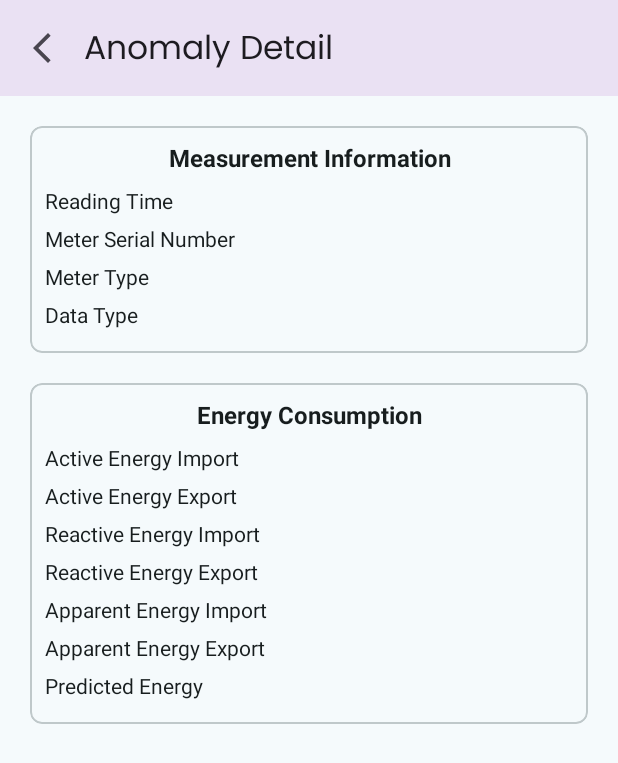
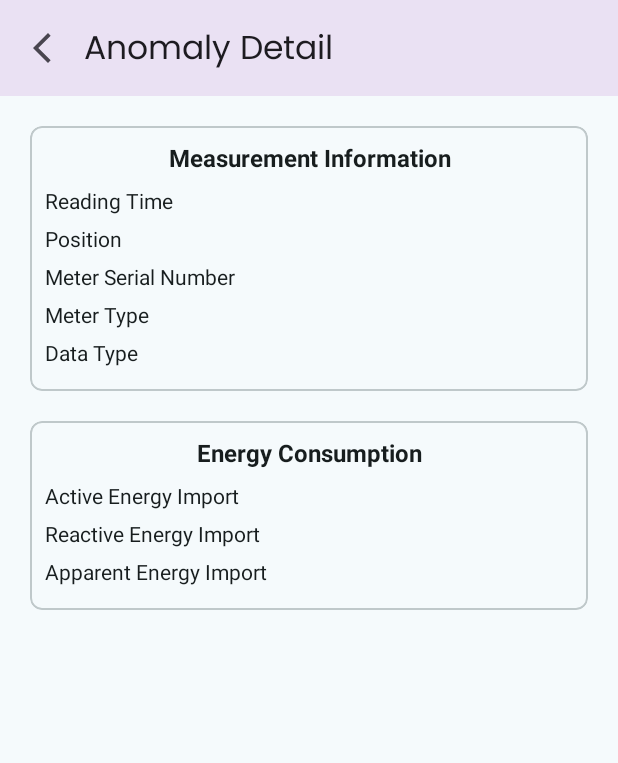
Before and after one commit to Evomo-PowerSmart/PowerSmart-android, an Android app built with Jetpack Compose: the AnomalyDetailFragment screen opened through its navigation route, on a phone screen of 412 x 824 dp. Shown: the top 763 px of the screen. Run offline under Robolectric (Android 15) with nearby library versions, the phone set to English and light mode, and no system bars; our stand-ins replace Dagger/Hilt's generated code, Firebase (no records; nobody signed in at launch, a user with empty details on screens opened directly), Timber; 4 statements that could not run were skipped.

Commit message:
refactoring and rapihin

```diff
--- a/app/src/main/java/com/evomo/powersmart/ui/screen/home/HomeFragment.kt
+++ b/app/src/main/java/com/evomo/powersmart/ui/screen/home/HomeFragment.kt
@@ -57,6 +57,7 @@ import com.evomo.powersmart.ui.utils.toDateString
 import com.evomo.powersmart.ui.utils.toTimestamp
 import dagger.hilt.android.AndroidEntryPoint
 import kotlinx.coroutines.flow.collectLatest
+import timber.log.Timber
 
 @AndroidEntryPoint
 class HomeFragment : Fragment() {
@@ -183,7 +184,7 @@ class HomeFragment : Fragment() {
                                 RealtimeBox(
                                     isLoading = state.isRealtimeDataLoading,
                                     location = state.selectedLocation.display,
-                                    lastUpdated = state.lastUpdateTime ?: "No data available yet",
+                                    lastUpdated = if (state.lastUpdateTime != null) "${state.lastUpdateTime} WIB" else "No data available yet",
                                     unitDetail = "Daya Per Hour",
                                     value = state.activeEnergyImport / 1000.0,
                                     unit = "kWh",
@@ -243,10 +244,11 @@ class HomeFragment : Fragment() {
                                             val timestamp =
                                                 anomaly.readingTime.toTimestamp()?.toDateString()
                                                     ?: "Unknown Time"
-                                            println("Anomaly ID: ${anomaly.id}, Reading Time: ${anomaly.readingTime}, Converted: $timestamp")
+                                            Timber.d("Anomaly ID: ${anomaly.id}, Reading Time: ${anomaly.readingTime}, Converted: $timestamp")
 
                                             NotificationItem(
                                                 timestamp = timestamp,
+                                                location = Location.entries.find { it.location == anomaly.position }!!,
                                                 onClick = {
                                                     Navigation.findNavController(view).navigate(
                                                         HomeFragmentDirections.actionHomeFragmentToAnomalyDetailFragment(
--- a/app/src/main/java/com/evomo/powersmart/ui/screen/notifications/NotificationsAdapter.kt
+++ b/app/src/main/java/com/evomo/powersmart/ui/screen/notifications/NotificationsAdapter.kt
@@ -47,7 +47,7 @@ class NotificationsAdapter(
             formattedText.append("\n")
 
             val formattedDate = notification.readingTime.toTimestamp()?.toFormattedString()
-            val positionTimeText = "${notification.position}, $formattedDate"
+            val positionTimeText = "${notification.position}, $formattedDate WIB"
             formattedText.append(positionTimeText)
 
             tvMessage.text = formattedText
--- a/app/src/main/res/layout/fragment_anomaly_detail.xml
+++ b/app/src/main/res/layout/fragment_anomaly_detail.xml
@@ -61,6 +61,28 @@
 
                     <TextView
                         android:id="@+id/tvReadingTime"
+                        android:layout_width="wrap_content"
+                        android:layout_height="wrap_content"
+                        android:textColor="@color/md_theme_onSurface"
+                        android:textSize="14sp" />
+                </LinearLayout>
+
+                <LinearLayout
+                    android:layout_width="match_parent"
+                    android:layout_height="wrap_content"
+                    android:orientation="horizontal"
+                    android:paddingBottom="6dp">
+
+                    <TextView
+                        android:layout_width="0dp"
+                        android:layout_height="wrap_content"
+                        android:layout_weight="1"
+                        android:text="Position"
+                        android:textColor="@color/md_theme_onSurface"
+                        android:textSize="14sp" />
+
+                    <TextView
+                        android:id="@+id/tvPosition"
                         android:layout_width="wrap_content"
                         android:layout_height="wrap_content"
                         android:textColor="@color/md_theme_onSurface"
@@ -196,56 +218,12 @@
                         android:layout_width="0dp"
                         android:layout_height="wrap_content"
                         android:layout_weight="1"
-                        android:text="@string/active_energy_export"
-                        android:textColor="@color/md_theme_onSurface"
-                        android:textSize="14sp" />
-
-                    <TextView
-                        android:id="@+id/tvActiveEnergyExport"
-                        android:layout_width="wrap_content"
-                        android:layout_height="wrap_content"
-                        android:textColor="@color/md_theme_onSurface"
-                        android:textSize="14sp" />
-                </LinearLayout>
-
-                <LinearLayout
-                    android:layout_width="match_parent"
-                    android:layout_height="wrap_content"
-                    android:orientation="horizontal"
-                    android:paddingBottom="6dp">
-
-                    <TextView
-                        android:layout_width="0dp"
-                        android:layout_height="wrap_content"
-                        android:layout_weight="1"
                         android:text="@string/reactive_energy_import"
                         android:textColor="@color/md_theme_onSurface"
                         android:textSize="14sp" />
 
                     <TextView
                         android:id="@+id/tvReactiveEnergyImport"
-                        android:layout_width="wrap_content"
-                        android:layout_height="wrap_content"
-                        android:textColor="@color/md_theme_onSurface"
-                        android:textSize="14sp" />
-                </LinearLayout>
-
-                <LinearLayout
-                    android:layout_width="match_parent"
-                    android:layout_height="wrap_content"
-                    android:orientation="horizontal"
-                    android:paddingBottom="6dp">
-
-                    <TextView
-                        android:layout_width="0dp"
-                        android:layout_height="wrap_content"
-                        android:layout_weight="1"
-                        android:text="@string/reactive_energy_export"
-                        android:textColor="@color/md_theme_onSurface"
-                        android:textSize="14sp" />
-
-                    <TextView
-                        android:id="@+id/tvReactiveEnergyExport"
                         android:layout_width="wrap_content"
                         android:layout_height="wrap_content"
                         android:textColor="@color/md_theme_onSurface"
@@ -274,50 +252,6 @@
                         android:textSize="14sp" />
                 </LinearLayout>
 
-                <LinearLayout
-                    android:layout_width="match_parent"
-                    android:layout_height="wrap_content"
-                    android:orientation="horizontal">
-
-                    <TextView
-                        android:layout_width="0dp"
-                        android:layout_height="wrap_content"
-                        android:layout_weight="1"
-                        android:text="@string/apparent_energy_export"
-                        android:textColor="@color/md_theme_onSurface"
-                        android:textSize="14sp" />
-
-                    <TextView
-                        android:id="@+id/tvApparentEnergyExport"
-                        android:layout_width="wrap_content"
-                        android:layout_height="wrap_content"
-                        android:paddingBottom="6dp"
-                        android:textColor="@color/md_theme_onSurface"
-                        android:textSize="14sp" />
-                </LinearLayout>
-
-                <LinearLayout
-                    android:layout_width="match_parent"
-                    android:layout_height="wrap_content"
-                    android:orientation="horizontal">
-
-                    <TextView
-                        android:layout_width="0dp"
-                        android:layout_height="wrap_content"
-                        android:layout_weight="1"
-                        android:text="@string/predicted_energy"
-                        android:textColor="@color/md_theme_onSurface"
-                        android:textSize="14sp" />
-
-                    <TextView
-                        android:id="@+id/tvPredictedEnergy"
-                        android:layout_width="wrap_content"
-                        android:layout_height="wrap_content"
-                        android:paddingBottom="6dp"
-                        android:textColor="@color/md_theme_onSurface"
-                        android:textSize="14sp" />
-                </LinearLayout>
-
             </LinearLayout>
         </com.google.android.material.card.MaterialCardView>
 
```
Also changed, not shown: app/src/main/java/com/evomo/powersmart/ui/screen/anomaly_detail/AnomalyDetailFragment.kt (+17 -10 lines), app/src/main/java/com/evomo/powersmart/ui/screen/home/components/NotificationItem.kt (+14 -5 lines).
